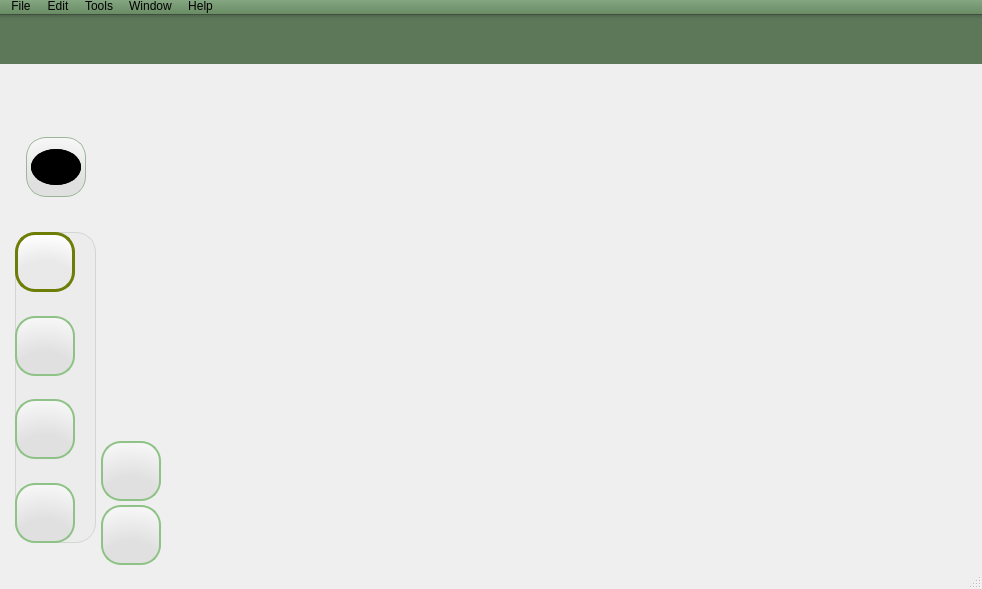
This is onlineboard.ui in MaxMalts/Online_Board as Qt 5 draws it before an edit. The edited form follows.
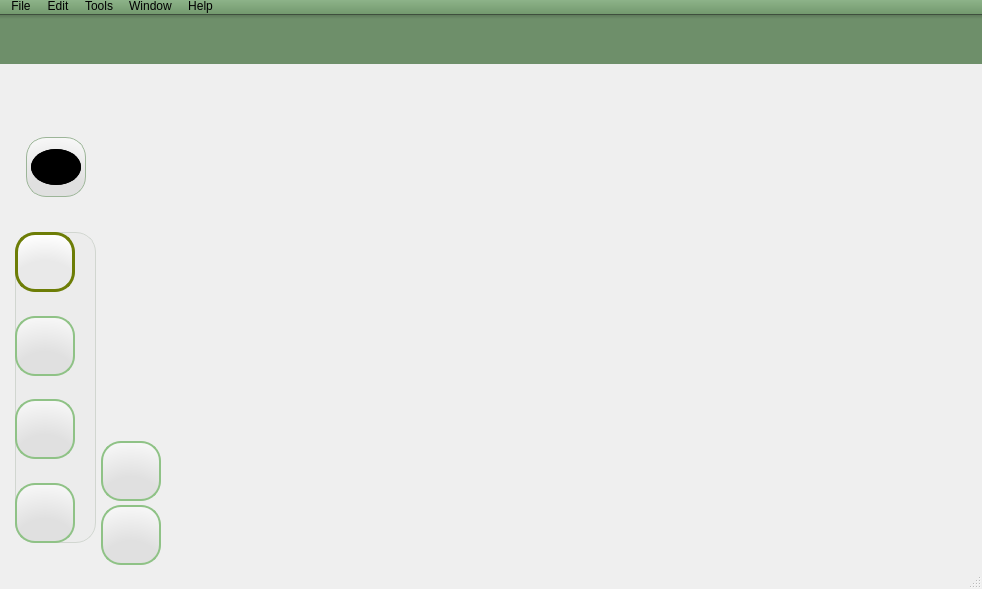
This is the edited form. Icons and pictures are not drawn.

Commit message: Made font size fixed in tools properties labels and made ui colors brighter

Patch:
```diff
--- a/onlineboard.ui
+++ b/onlineboard.ui
@@ -64,7 +64,7 @@
       </property>
       <property name="styleSheet">
        <string notr="true">QWidget#toolsPropsContainer {
-	background: qlineargradient(x1:0, y1:0, x2:0, y2:1, stop:0 #4e634b, stop:0.1 #5d7859);
+	background: qlineargradient(x1:0, y1:0, x2:0, y2:1, stop:0 #5a7356, stop:0.1 #6e8f6a);
 	border-top: 1px solid #3e4f3d;
 }</string>
       </property>
@@ -845,7 +845,7 @@
    </property>
    <property name="styleSheet">
     <string notr="true">QMenuBar {
-	background: qlineargradient(x1:0, y1:0, x2:0, y2:1, stop:0 #84a681, stop:1 #698c65);
+	background: qlineargradient(x1:0, y1:0, x2:0, y2:1, stop:0 #8db389, stop:1 #73996e);
 }
 
 QMenuBar::item {
```
The commit also changes 4 other files.
